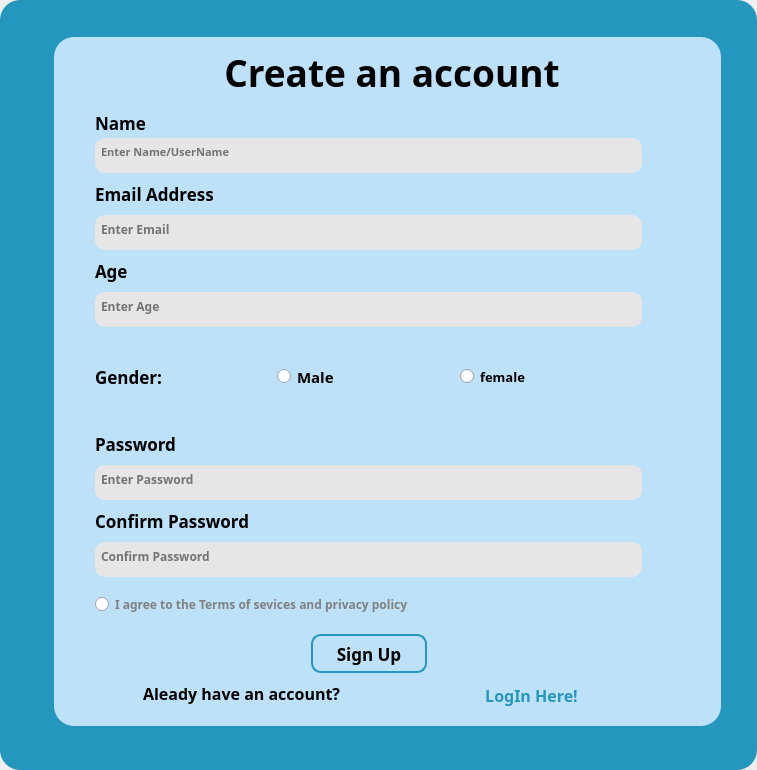
Old version of the form SignUp.ui in the repository Hamza-Elghonemy/MediTrack.
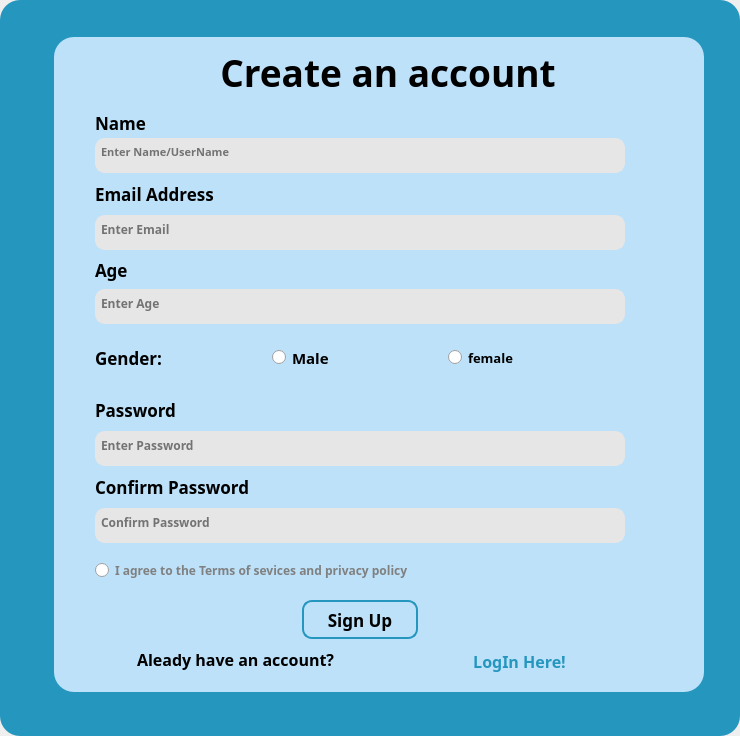
New version of the form. Icons and pictures are not drawn.

What changed in the file:
```diff
--- a/SignUp.ui
+++ b/SignUp.ui
@@ -6,8 +6,8 @@
    <rect>
     <x>0</x>
     <y>0</y>
-    <width>757</width>
-    <height>770</height>
+    <width>740</width>
+    <height>736</height>
    </rect>
   </property>
   <property name="windowTitle">
@@ -108,8 +108,8 @@
      <widget class="QWidget" name="middlewidget" native="true">
       <property name="minimumSize">
        <size>
-        <width>0</width>
-        <height>515</height>
+        <width>650</width>
+        <height>655</height>
        </size>
       </property>
       <layout class="QVBoxLayout" name="verticalLayout_10">
```
